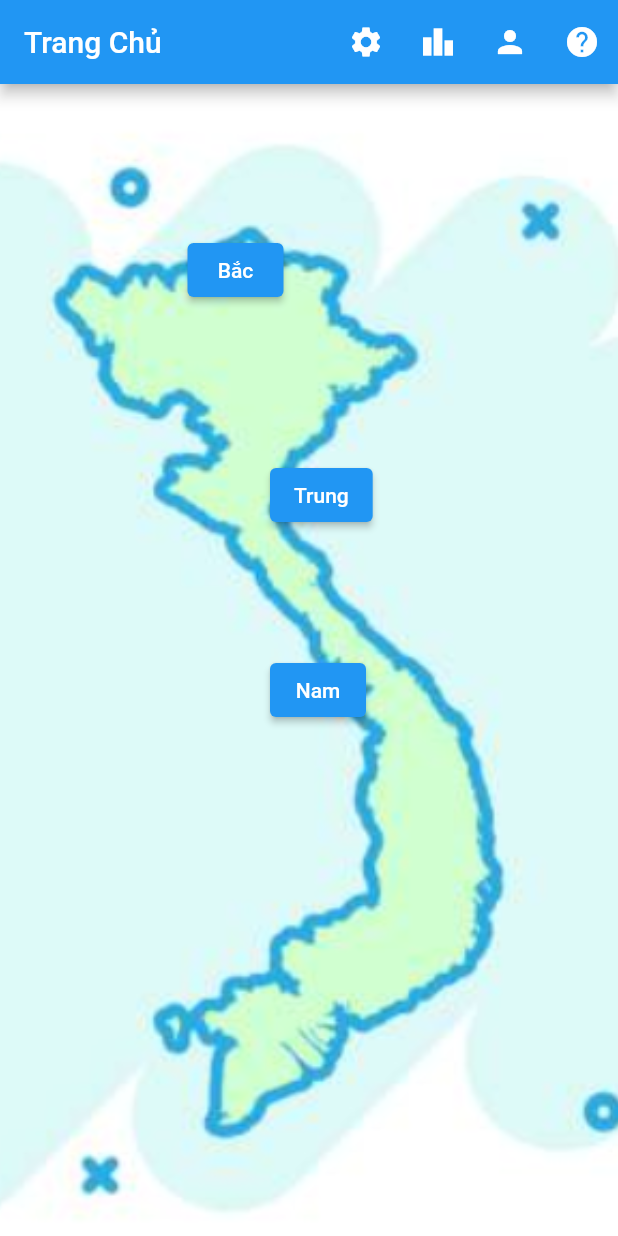
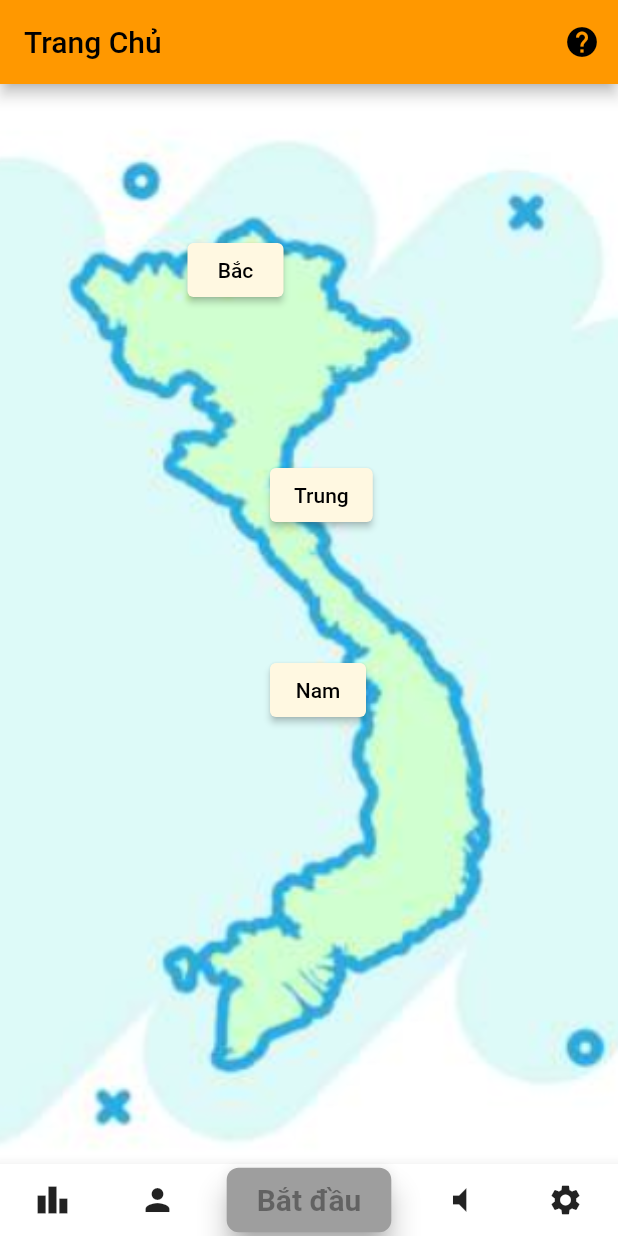
Before and after one commit to Huakhanhdoan/App_Flutter, a Flutter app: the screen it shows after launch, on a phone screen of 412 x 824 dp. Run offline on Flutter 3.47's test engine with Material 2 defaults, Android fonts, the phone set to English and light mode, and no system bars; Roboto replaces fonts that are missing (Montserrat).

Commit message:
fix trang home

```diff
--- a/lib/main.dart
+++ b/lib/main.dart
@@ -10,82 +10,159 @@ class MyApp extends StatelessWidget {
   Widget build(BuildContext context) {
     return MaterialApp(
       home: HomePage(),
+      theme: ThemeData(
+        primaryColor: Colors.orangeAccent, // Màu chính cho ứng dụng
+        colorScheme: ColorScheme.fromSwatch(primarySwatch: Colors.orange)
+            .copyWith(secondary: Colors.orange), // Màu phụ (sử dụng cho nút và các phần nhấn)
+        fontFamily: 'Montserrat', // Font chữ mặc định
+        textTheme:  const TextTheme(
+          bodyLarge: TextStyle(fontSize: 16), // Font chữ cho văn bản thông thường
+          bodyMedium: TextStyle(fontSize: 18, fontWeight: FontWeight.bold), // Font chữ cho văn bản đậm
+        ),
+      ),
+
     );
   }
 }
 
-class HomePage extends StatelessWidget {
+class HomePage extends StatefulWidget {
+  @override
+  _HomePageState createState() => _HomePageState();
+}
+
+class _HomePageState extends State<HomePage> {
+  String? selectedLocation;
+  String? selectedColor;
+
   @override
   Widget build(BuildContext context) {
     return Scaffold(
       appBar: AppBar(
-        title: Text('Trang Chủ'),
-        actions: <Widget>[
-          IconButton(
-            icon: Icon(Icons.settings),
-            onPressed: () {
-              // Điều hướng đến trang cài đặt
-            },
-          ),
-          IconButton(
-            icon: Icon(Icons.leaderboard),
-            onPressed: () {
-              // Điều hướng đến trang xếp hạng
-            },
-          ),
-          IconButton(
-            icon: Icon(Icons.person),
-            onPressed: () {
-              // Điều hướng đến trang thông tin cá nhân
-            },
-          ),
-          IconButton(
-            icon: Icon(Icons.help),
-            onPressed: () {
-              // Điều hướng đến trang trợ giúp
-            },
-          ),
-        ],
-      ),
+        title: const Text('Trang Chủ'),
+          actions: <Widget> [
+            IconButton(
+              icon: const Icon(Icons.help),
+              onPressed: () {
+                // Xử lý khi bấm vào icon trợ giúp
+              },
+            ),
+          ]
+        ),
+
       body: Stack(
         children: [
           Image.asset(
-            'assets/images/map.png', // Thay đổi đường dẫn hình bản đồ
+            'assets/images/map.png',
             width: double.infinity,
             height: double.infinity,
             fit: BoxFit.cover,
           ),
-          Positioned(
-            left: 125,
-            top: 100,
-            child: ElevatedButton(
+          _buildLocationButton(125, 100, 'Bắc'),
+          _buildLocationButton(180, 250, 'Trung'),
+          _buildLocationButton(180, 380, 'Nam'),
+        ],
+      ),
+      bottomNavigationBar: BottomAppBar(
+        child: Row(
+          mainAxisAlignment: MainAxisAlignment.spaceAround,
+          children: [
+
+              IconButton(
+                icon: const Icon(Icons.leaderboard), // Biểu tượng sẽ thừa kế các giá trị từ IconButtonTheme
+                onPressed: () {
+                  // Xử lý khi bấm vào biểu tượng
+                },
+              ),
+
+
+            IconButton(
+              icon: Icon(Icons.person),
               onPressed: () {
-                Navigator.of(context).push(MaterialPageRoute(builder: (context) => HoiDapPage()));
+                // Xử lý khi bấm vào icon thông tin cá nhân
               },
-              child: Text('Bắc'),
             ),
-          ),
-          Positioned(
-            left: 180,
-            top: 250,
-            child: ElevatedButton(
+
+            ElevatedButton(
+              onPressed: (selectedLocation != null) ? () { startQuiz(); } : null,
+              child: Text('Bắt đầu'),
+              style: ButtonStyle(
+                backgroundColor: MaterialStateProperty.resolveWith<Color>((states) {
+                  if (states.contains(MaterialState.disabled)) {
+                    return Colors.grey; // Màu nền khi nút không hoạt động
+                  }
+                  return Colors.blue; // Màu nền khi nút hoạt động
+                }),
+                padding: MaterialStateProperty.all<EdgeInsetsGeometry>(
+                  EdgeInsets.symmetric(horizontal: 20, vertical: 10), // Khoảng cách giữa nội dung và viền
+                ),
+                shape: MaterialStateProperty.all<RoundedRectangleBorder>(
+                  RoundedRectangleBorder(
+                    borderRadius: BorderRadius.circular(8), // Độ cong của góc
+                  ),
+                ),
+                textStyle: MaterialStateProperty.all<TextStyle>(
+                  const TextStyle(
+                    fontSize: 20, // Kích thước chữ
+                    fontWeight: FontWeight.bold, // Độ đậm của chữ
+                  ),
+                ),
+                // Tạo bóng cho nút
+                shadowColor: MaterialStateProperty.resolveWith<Color>((states) {
+                  if (states.contains(MaterialState.disabled)) {
+                    return Colors.grey; // Màu bóng khi nút không hoạt động
+                  }
+                  return Colors.blue.shade200; // Màu bóng khi nút hoạt động
+                }),
+                elevation: MaterialStateProperty.all<double>(8.0), // Độ nâng của bóng
+              ),
+            ),
+
+
+
+            IconButton(
+              icon: const Icon(Icons.volume_mute),
               onPressed: () {
-                Navigator.of(context).push(MaterialPageRoute(builder: (context) => HoiDapPage()));
+                // Xử lý khi bấm vào icon trợ giúp
               },
-              child: Text('Trung'),
             ),
-          ),
-          Positioned(
-            left: 180,
-            top: 380,
-            child: ElevatedButton(
+            IconButton(
+              icon: const Icon(Icons.settings),
               onPressed: () {
-                Navigator.of(context).push(MaterialPageRoute(builder: (context) => HoiDapPage()));
+                // Xử lý khi bấm vào icon cài đặt
               },
-              child: Text('Nam'),
             ),
-          ),
-        ],
+          ],
+        ),
+      ),
+    );
+  }
+  void startQuiz() {
+    if (selectedLocation == null) {
+      // Hiển thị thông báo khi không có địa điểm nào được chọn
+      ScaffoldMessenger.of(context).showSnackBar(
+        const SnackBar(
+          content: Text('Vui lòng chọn một địa điểm trước khi bắt đầu.'),
+        ),
+      );
+    } else {
+      // Nếu đã chọn địa điểm, thì điều hướng đến trang câu hỏi
+      Navigator.of(context).push(MaterialPageRoute(builder: (context) => HoiDapPage()));
+    }
+  }
+  Widget _buildLocationButton(double left, double top, String location) {
+    return Positioned(
+      left: left,
+      top: top,
+      child: ElevatedButton(
+        style: ButtonStyle(
+          backgroundColor: MaterialStateProperty.all(selectedLocation == location ? Colors.orange : Colors.amber[50]),
+        ),
+        onPressed: () {
+          setState(() {
+            selectedLocation = location;
+          });
+        },
+        child: Text(location),
       ),
     );
   }
--- a/lib/screens/quiz.dart
+++ b/lib/screens/quiz.dart
@@ -39,7 +39,7 @@ class _HoiDapPageState extends State<HoiDapPage> {
     Question cauHoi = danhSachCauHoi[model.cauHienTai];
 
     return Scaffold(
-        backgroundColor: Colors.blueGrey,
+        backgroundColor: Colors.amber[50],
       appBar: AppBar(
         title: const Text(''),
         actions: <Widget>[
@@ -67,7 +67,7 @@ class _HoiDapPageState extends State<HoiDapPage> {
                 width: 100,
                 height: 80,
                 decoration: BoxDecoration(
-                  color: Colors.green, // Đặt màu nền
+                  color: Colors.lightBlue, // Đặt màu nền
                   borderRadius: BorderRadius.circular(40), // Đặt góc bo tròn
                 ),
                 child: Center(
--- a/lib/screens/result.dart
+++ b/lib/screens/result.dart
@@ -27,7 +27,7 @@ class ResultPage extends StatelessWidget {
             ),
             ElevatedButton(
               onPressed: () {
-
+                Navigator.of(context).push(MaterialPageRoute(builder: (context) => HoiDapPage()));
                 // Thực hiện hành động nào đó khi người chơi muốn chơi lại
               },
               child: Text('Chơi Lại'),
```
